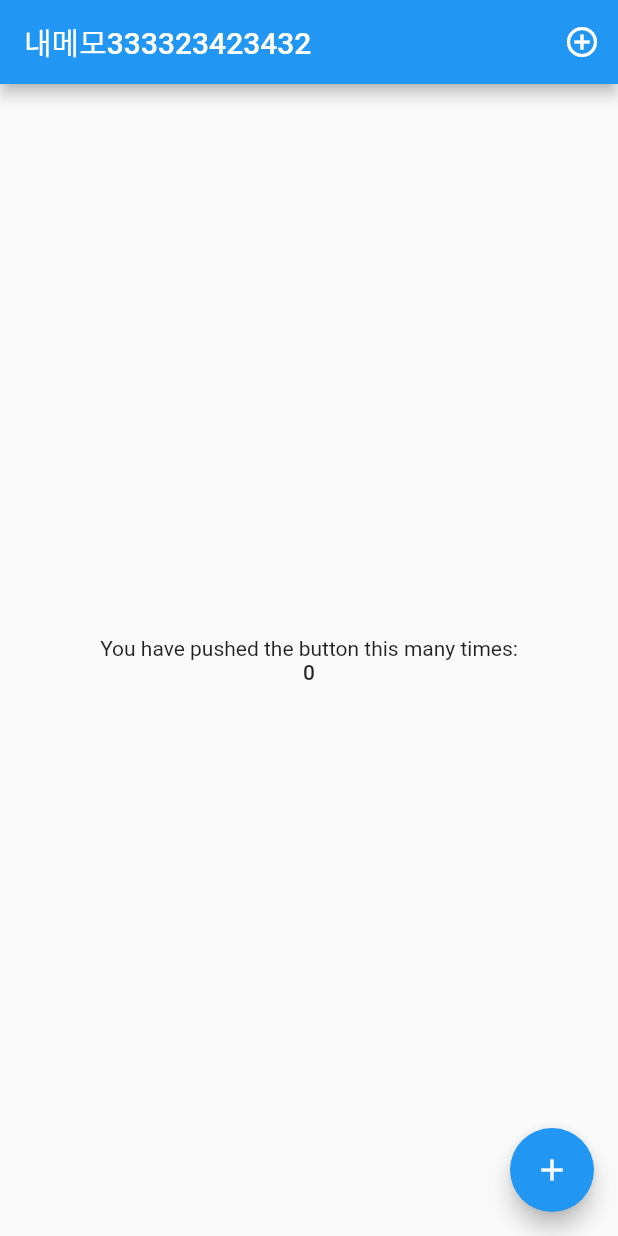
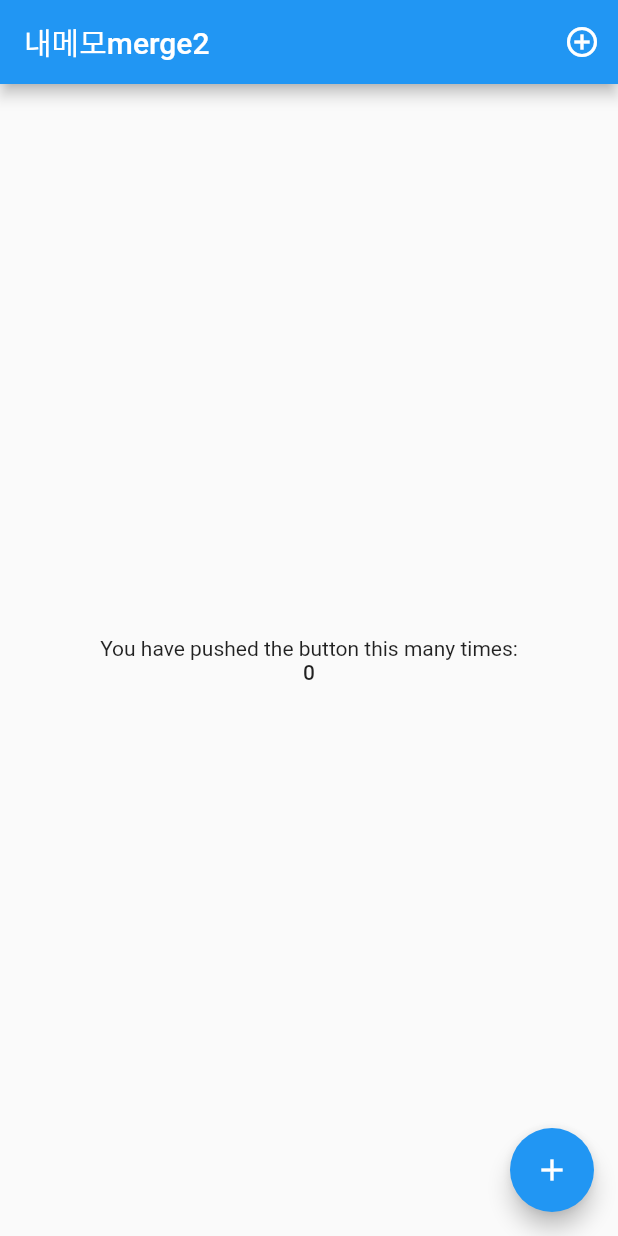
Before and after one commit to dofordev/nememoF, a Flutter app: the screen it shows after launch, on a phone screen of 412 x 824 dp. Run offline on Flutter 3.47's test engine with Material 2 defaults, Android fonts, the phone set to English and light mode, and no system bars.

Commit message:
merge22222

```diff
--- a/lib/main.dart
+++ b/lib/main.dart
@@ -12,7 +12,7 @@ class MyApp extends StatelessWidget {
 
         primarySwatch: Colors.blue,
       ),
-      home: MyHomePage(title: '내메모333323423432'),
+      home: MyHomePage(title: '내메모merge2'),
     );
   }
 }
```
